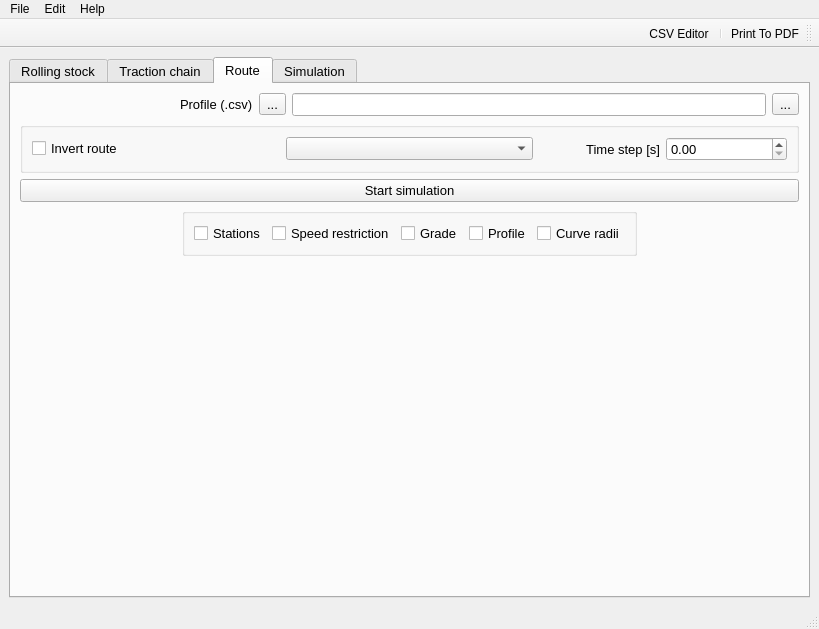
Above: RailwaySim_GUI.ui from danicc097/RailwaySim before the change. Below: the same form after it.
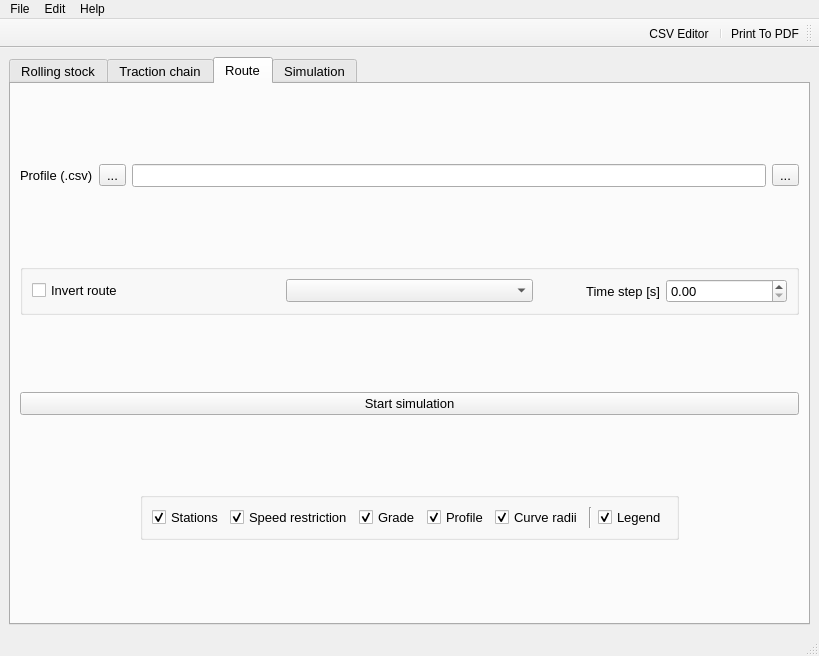
That is the form after the change. Icons and pictures are not drawn.

Patch:
```diff
--- a/RailwaySim_GUI.ui
+++ b/RailwaySim_GUI.ui
@@ -18,12 +18,6 @@
    <string notr="true"/>
   </property>
   <widget class="QWidget" name="centralwidget">
-   <property name="maximumSize">
-    <size>
-     <width>833</width>
-     <height>559</height>
-    </size>
-   </property>
    <property name="layoutDirection">
     <enum>Qt::LeftToRight</enum>
    </property>
@@ -31,8 +25,8 @@
     <item>
      <widget class="QTabWidget" name="tabWidget">
       <property name="sizePolicy">
-       <sizepolicy hsizetype="Preferred" vsizetype="Preferred">
-        <horstretch>200</horstretch>
+       <sizepolicy hsizetype="Expanding" vsizetype="Expanding">
+        <horstretch>199</horstretch>
         <verstretch>200</verstretch>
        </sizepolicy>
       </property>
@@ -1772,24 +1766,20 @@
        <layout class="QVBoxLayout" name="verticalLayout_2">
         <item>
          <layout class="QHBoxLayout" name="horizontalLayout_42">
-          <item>
-           <spacer name="horizontalSpacer_2">
-            <property name="orientation">
-             <enum>Qt::Horizontal</enum>
-            </property>
-            <property name="sizeType">
-             <enum>QSizePolicy::Fixed</enum>
-            </property>
-            <property name="sizeHint" stdset="0">
-             <size>
-              <width>160</width>
-              <height>20</height>
-             </size>
-            </property>
-           </spacer>
-          </item>
+          <property name="spacing">
+           <number>6</number>
+          </property>
+          <property name="sizeConstraint">
+           <enum>QLayout::SetMaximumSize</enum>
+          </property>
           <item>
            <widget class="QLabel" name="label_56">
+            <property name="sizePolicy">
+             <sizepolicy hsizetype="Preferred" vsizetype="Maximum">
+              <horstretch>0</horstretch>
+              <verstretch>0</verstretch>
+             </sizepolicy>
+            </property>
             <property name="text">
              <string>Profile (.csv)</string>
             </property>
@@ -1797,6 +1787,12 @@
           </item>
           <item>
            <widget class="QToolButton" name="ProfileEditButton">
+            <property name="sizePolicy">
+             <sizepolicy hsizetype="Fixed" vsizetype="Maximum">
+              <horstretch>0</horstretch>
+              <verstretch>0</verstretch>
+             </sizepolicy>
+            </property>
             <property name="text">
              <string>...</string>
             </property>
@@ -1804,6 +1800,12 @@
           </item>
           <item>
            <widget class="QLineEdit" name="ProfileLoadFilename">
+            <property name="sizePolicy">
+             <sizepolicy hsizetype="Expanding" vsizetype="Maximum">
+              <horstretch>0</horstretch>
+              <verstretch>0</verstretch>
+             </sizepolicy>
+            </property>
             <property name="readOnly">
              <bool>true</bool>
             </property>
@@ -1811,6 +1813,12 @@
           </item>
           <item>
            <widget class="QToolButton" name="ProfileLoadButton">
+            <property name="sizePolicy">
+             <sizepolicy hsizetype="Fixed" vsizetype="Maximum">
+              <horstretch>0</horstretch>
+              <verstretch>0</verstretch>
+             </sizepolicy>
+            </property>
             <property name="text">
              <string>...</string>
             </property>
@@ -1820,6 +1828,12 @@
         </item>
         <item>
          <widget class="QGroupBox" name="groupBox_15">
+          <property name="sizePolicy">
+           <sizepolicy hsizetype="Expanding" vsizetype="Maximum">
+            <horstretch>0</horstretch>
+            <verstretch>0</verstretch>
+           </sizepolicy>
+          </property>
           <property name="title">
            <string/>
           </property>
@@ -1903,6 +1917,12 @@
         </item>
         <item>
          <widget class="QPushButton" name="StartSimButton">
+          <property name="sizePolicy">
+           <sizepolicy hsizetype="Expanding" vsizetype="Maximum">
+            <horstretch>0</horstretch>
+            <verstretch>0</verstretch>
+           </sizepolicy>
+          </property>
           <property name="text">
            <string>Start simulation</string>
           </property>
@@ -1928,6 +1948,9 @@
              <property name="text">
               <string>Stations</string>
              </property>
+             <property name="checked">
+              <bool>true</bool>
+             </property>
             </widget>
            </item>
            <item>
@@ -1935,6 +1958,9 @@
              <property name="text">
               <string>Speed restriction</string>
              </property>
+             <property name="checked">
+              <bool>true</bool>
+             </property>
             </widget>
            </item>
            <item>
@@ -1942,6 +1968,9 @@
              <property name="text">
               <string>Grade</string>
              </property>
+             <property name="checked">
+              <bool>true</bool>
+             </property>
             </widget>
            </item>
            <item>
@@ -1949,6 +1978,9 @@
              <property name="text">
               <string>Profile</string>
              </property>
+             <property name="checked">
+              <bool>true</bool>
+             </property>
             </widget>
            </item>
            <item>
@@ -1956,6 +1988,26 @@
              <property name="text">
               <string>Curve radii</string>
              </property>
+             <property name="checked">
+              <bool>true</bool>
+             </property>
+            </widget>
+           </item>
+           <item>
+            <widget class="Line" name="line">
+             <property name="orientation">
+              <enum>Qt::Vertical</enum>
+             </property>
+            </widget>
+           </item>
+           <item>
+            <widget class="QCheckBox" name="cb_r_legend">
+             <property name="text">
+              <string>Legend</string>
+             </property>
+             <property name="checked">
+              <bool>true</bool>
+             </property>
             </widget>
            </item>
           </layout>
@@ -1966,10 +2018,13 @@
           <property name="orientation">
            <enum>Qt::Vertical</enum>
           </property>
+          <property name="sizeType">
+           <enum>QSizePolicy::Maximum</enum>
+          </property>
           <property name="sizeHint" stdset="0">
            <size>
-            <width>20</width>
-            <height>40</height>
+            <width>0</width>
+            <height>0</height>
            </size>
           </property>
          </spacer>
```
Left out of the diff: 44 changed lines with no effect on the pictures.
